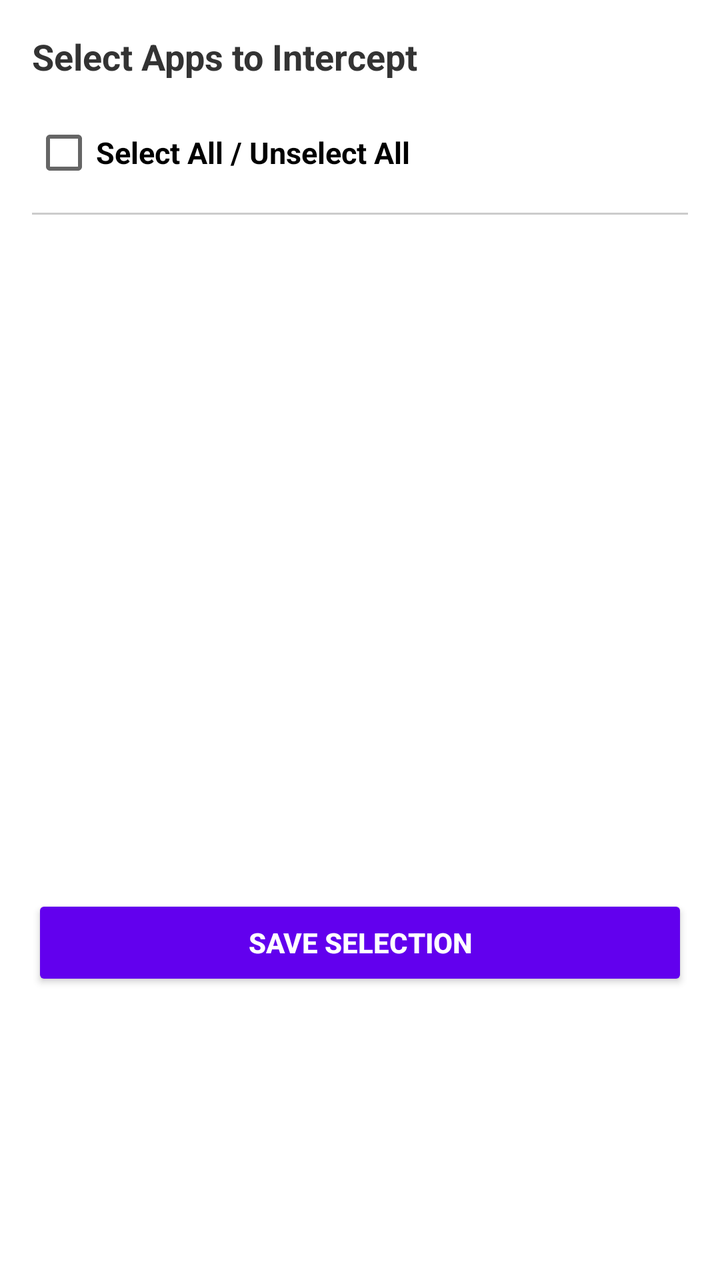
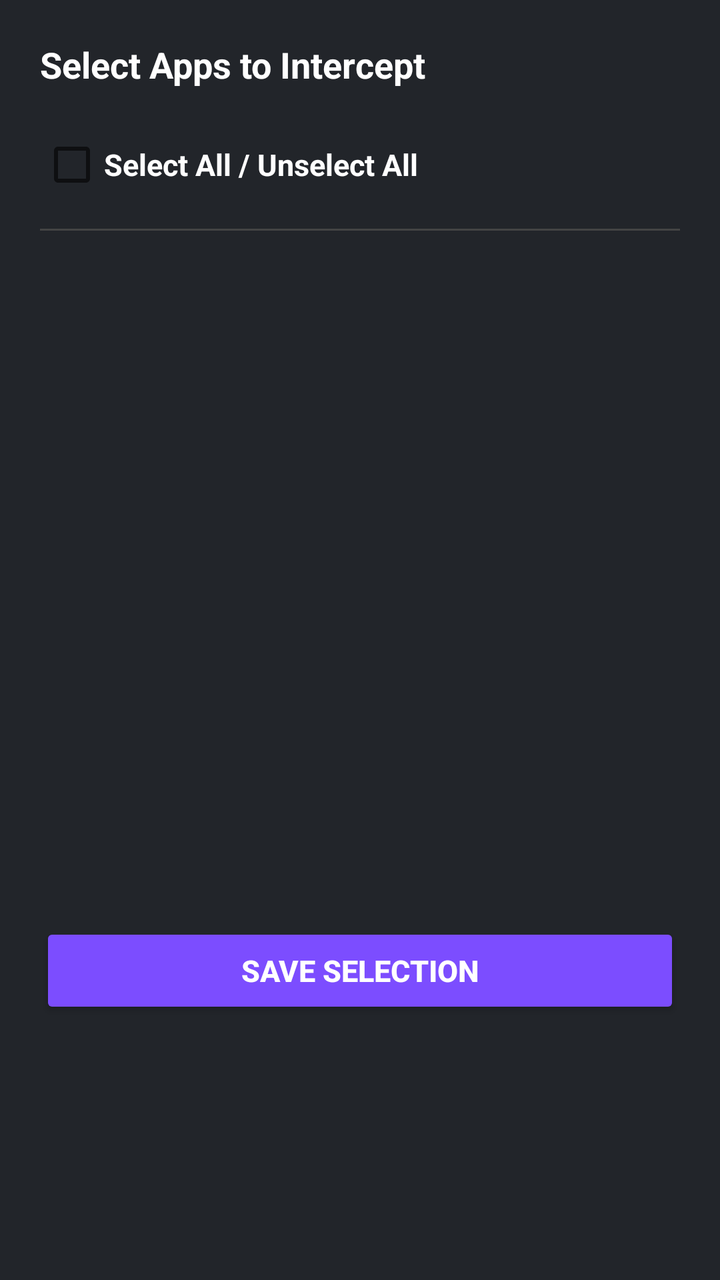

Screens rendered from an Android XML layout before and after an edit, with the pre-edit source and the edit as a unified diff.
<!-- AndroidManifest.xml: application theme Theme.NotificationSmsForwarder -->
<!-- res/layout/dialog_app_picker.xml -->
<?xml version="1.0" encoding="utf-8"?>
<LinearLayout xmlns:android="http://schemas.android.com/apk/res/android"
    android:layout_width="match_parent"
    android:layout_height="wrap_content"
    android:orientation="vertical"
    android:padding="16dp">

    <TextView
        android:layout_width="wrap_content"
        android:layout_height="wrap_content"
        android:text="Select Apps to Intercept"
        android:textSize="18sp"
        android:textStyle="bold"
        android:textColor="#333333"
        android:layout_marginBottom="12dp"/>

    
    <CheckBox
        android:id="@+id/cbSelectAllApps"
        android:layout_width="match_parent"
        android:layout_height="wrap_content"
        android:text="Select All / Unselect All"
        android:textStyle="bold"
        android:textSize="15sp"
        android:paddingTop="4dp"
        android:paddingBottom="4dp"/>

    <View
        android:layout_width="match_parent"
        android:layout_height="1dp"
        android:background="#CCCCCC"
        android:layout_marginTop="6dp"
        android:layout_marginBottom="8dp"/>

    
    <ListView
        android:id="@+id/lvAppList"
        android:layout_width="match_parent"
        android:layout_height="320dp"
        android:choiceMode="multipleChoice"/>

    
    <Button
        android:id="@+id/btnSaveAppSelection"
        android:layout_width="match_parent"
        android:layout_height="wrap_content"
        android:text="SAVE SELECTION"
        android:textStyle="bold"
        android:textColor="#FFFFFF"
        android:backgroundTint="#6200EE"
        android:layout_marginTop="12dp"/>

</LinearLayout>
<!-- resources referenced by this layout -->
<resources>
  <style name="Theme.NotificationSmsForwarder" parent="Theme.MaterialComponents.DayNight.DarkActionBar">
          <item name="colorPrimary">#6200EE</item>
          <item name="colorPrimaryVariant">#3700B3</item>
          <item name="colorOnPrimary">#FFFFFF</item>
      </style>
</resources>

<!-- the commit's change to res/layout/dialog_app_picker.xml (unified diff, before → after) -->
@@ -3,7 +3,8 @@
     android:layout_width="match_parent"
     android:layout_height="wrap_content"
     android:orientation="vertical"
-    android:padding="16dp">
+    android:background="#22252A"
+    android:padding="20dp">
 
     <TextView
         android:layout_width="wrap_content"
@@ -11,8 +12,8 @@
         android:text="Select Apps to Intercept"
         android:textSize="18sp"
         android:textStyle="bold"
-        android:textColor="#333333"
-        android:layout_marginBottom="12dp"/>
+        android:textColor="#FFFFFF"
+        android:layout_marginBottom="14dp"/>
 
     
     <CheckBox
@@ -20,6 +21,7 @@
         android:layout_width="match_parent"
         android:layout_height="wrap_content"
         android:text="Select All / Unselect All"
+        android:textColor="#FFFFFF"
         android:textStyle="bold"
         android:textSize="15sp"
         android:paddingTop="4dp"
@@ -28,9 +30,9 @@
     <View
         android:layout_width="match_parent"
         android:layout_height="1dp"
-        android:background="#CCCCCC"
-        android:layout_marginTop="6dp"
-        android:layout_marginBottom="8dp"/>
+        android:background="#444444"
+        android:layout_marginTop="8dp"
+        android:layout_marginBottom="10dp"/>
 
     
     <ListView
@@ -46,8 +48,9 @@
         android:layout_height="wrap_content"
         android:text="SAVE SELECTION"
         android:textStyle="bold"
+        android:textSize="15sp"
         android:textColor="#FFFFFF"
-        android:backgroundTint="#6200EE"
-        android:layout_marginTop="12dp"/>
+        android:backgroundTint="#7C4DFF"
+        android:layout_marginTop="16dp"/>
 
 </LinearLayout>
